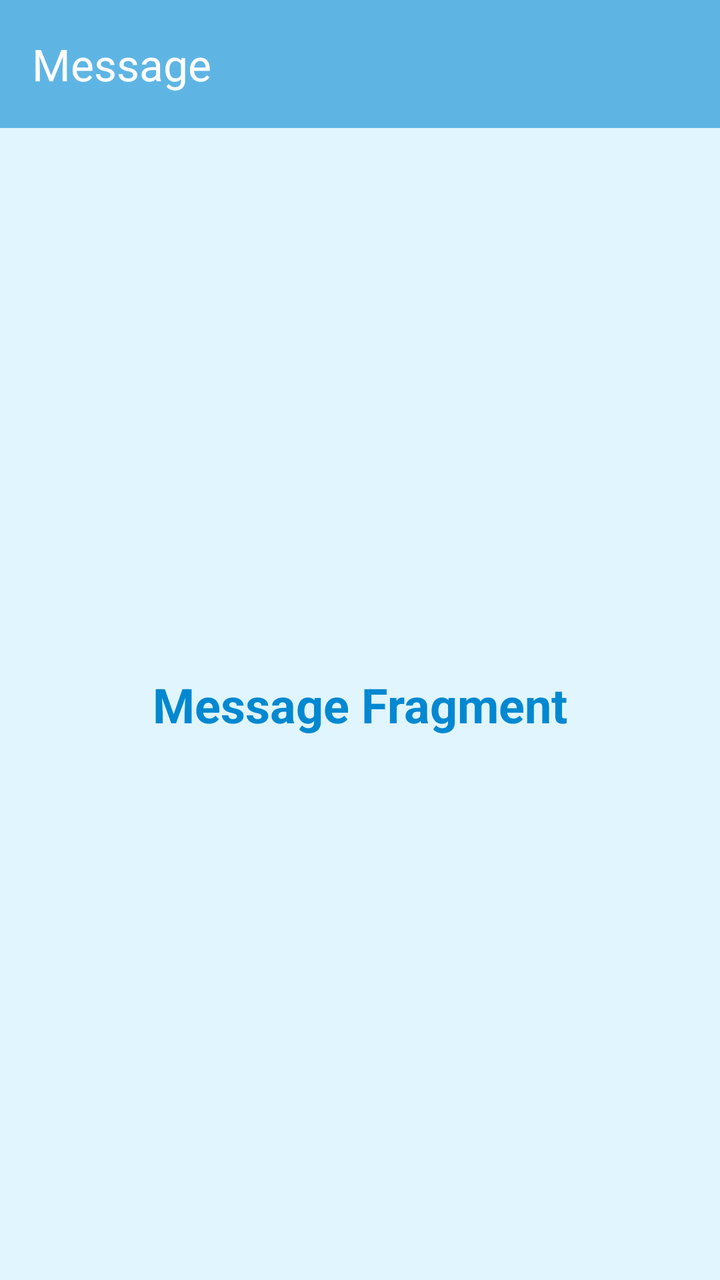
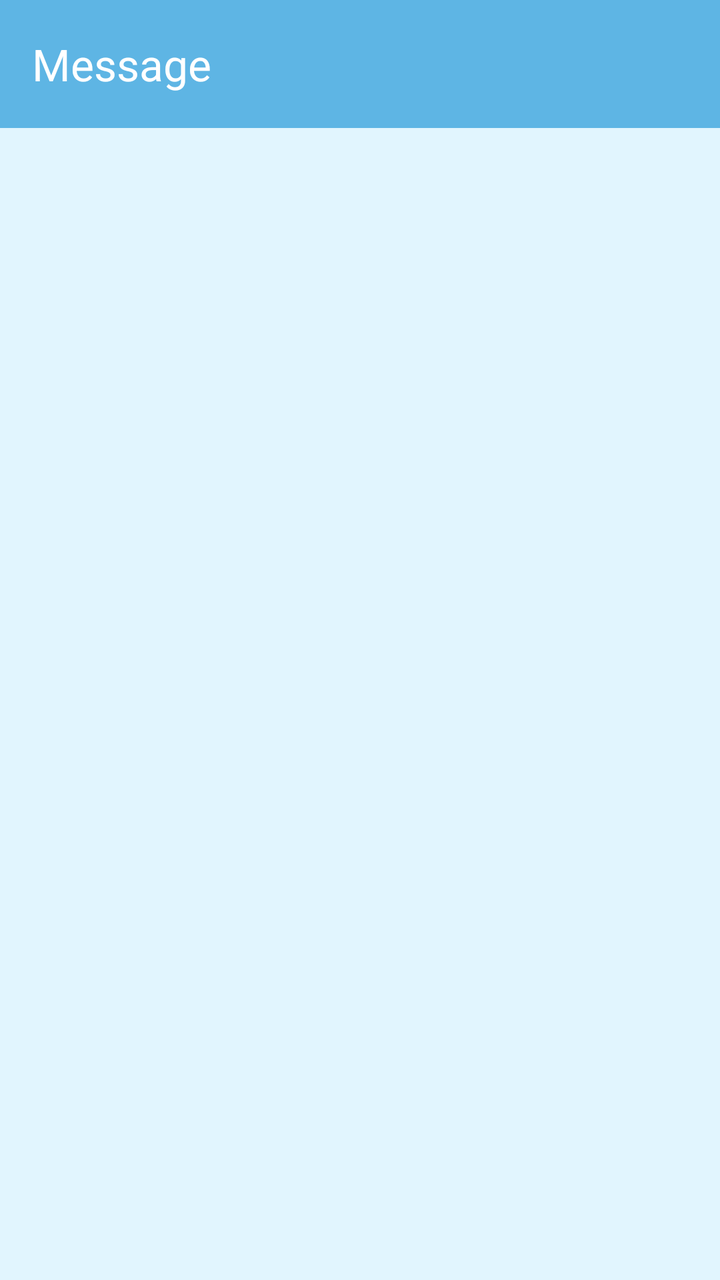

Compare the two renders of this Android layout. The source of the first and the diff that turns it into the second are given below.
<!-- AndroidManifest.xml: application theme Theme.Mars_FarhanAlKhairi -->
<!-- res/layout/fragment_message.xml -->
<?xml version="1.0" encoding="utf-8"?>
<androidx.constraintlayout.widget.ConstraintLayout xmlns:android="http://schemas.android.com/apk/res/android"
    xmlns:app="http://schemas.android.com/apk/res-auto"
    xmlns:tools="http://schemas.android.com/tools"
    android:layout_width="match_parent"
    android:layout_height="match_parent"
    android:background="#E1F5FE"
    tools:context=".Message.MessageFragment">

    <com.google.android.material.appbar.AppBarLayout
        android:id="@+id/appBarLayout"
        android:layout_width="0dp"
        android:layout_height="wrap_content"
        app:layout_constraintTop_toTopOf="parent"
        app:layout_constraintStart_toStartOf="parent"
        app:layout_constraintEnd_toEndOf="parent">

        <com.google.android.material.appbar.MaterialToolbar
            android:id="@+id/toolbar"
            android:layout_width="match_parent"
            android:layout_height="?attr/actionBarSize"
            android:background="#5eb5e4"
            app:title="Message"
            app:titleTextColor="@android:color/white" />

    </com.google.android.material.appbar.AppBarLayout>

    <TextView
        android:layout_width="wrap_content"
        android:layout_height="wrap_content"
        android:text="Message Fragment"
        android:textSize="24sp"
        android:textStyle="bold"
        android:textColor="#0288D1"
        app:layout_constraintTop_toBottomOf="@id/appBarLayout"
        app:layout_constraintBottom_toBottomOf="parent"
        app:layout_constraintStart_toStartOf="parent"
        app:layout_constraintEnd_toEndOf="parent" />

</androidx.constraintlayout.widget.ConstraintLayout>
<!-- resources referenced by this layout -->
<resources>
  <style name="Theme.Mars_FarhanAlKhairi" parent="Base.Theme.Mars_FarhanAlKhairi" />
  <style name="Base.Theme.Mars_FarhanAlKhairi" parent="Theme.Material3.DayNight.NoActionBar">
          
          
      </style>
</resources>

<!-- the commit's change to res/layout/fragment_message.xml (unified diff, before → after) -->
@@ -1,5 +1,5 @@
 <?xml version="1.0" encoding="utf-8"?>
-<androidx.constraintlayout.widget.ConstraintLayout xmlns:android="http://schemas.android.com/apk/res/android"
+<androidx.coordinatorlayout.widget.CoordinatorLayout xmlns:android="http://schemas.android.com/apk/res/android"
     xmlns:app="http://schemas.android.com/apk/res-auto"
     xmlns:tools="http://schemas.android.com/tools"
     android:layout_width="match_parent"
@@ -9,32 +9,25 @@
 
     <com.google.android.material.appbar.AppBarLayout
         android:id="@+id/appBarLayout"
-        android:layout_width="0dp"
+        android:layout_width="match_parent"
         android:layout_height="wrap_content"
-        app:layout_constraintTop_toTopOf="parent"
-        app:layout_constraintStart_toStartOf="parent"
-        app:layout_constraintEnd_toEndOf="parent">
+        android:theme="@style/ThemeOverlay.AppCompat.Dark.ActionBar">
 
-        <com.google.android.material.appbar.MaterialToolbar
+        <androidx.appcompat.widget.Toolbar
             android:id="@+id/toolbar"
             android:layout_width="match_parent"
             android:layout_height="?attr/actionBarSize"
             android:background="#5eb5e4"
+            app:layout_scrollFlags="scroll|enterAlways"
             app:title="Message"
             app:titleTextColor="@android:color/white" />
 
     </com.google.android.material.appbar.AppBarLayout>
 
-    <TextView
-        android:layout_width="wrap_content"
-        android:layout_height="wrap_content"
-        android:text="Message Fragment"
-        android:textSize="24sp"
-        android:textStyle="bold"
-        android:textColor="#0288D1"
-        app:layout_constraintTop_toBottomOf="@id/appBarLayout"
-        app:layout_constraintBottom_toBottomOf="parent"
-        app:layout_constraintStart_toStartOf="parent"
-        app:layout_constraintEnd_toEndOf="parent" />
+    <ListView
+        android:id="@+id/listMessageItems"
+        android:layout_width="match_parent"
+        android:layout_height="match_parent"
+        app:layout_behavior="@string/appbar_scrolling_view_behavior" />
 
-</androidx.constraintlayout.widget.ConstraintLayout>
+</androidx.coordinatorlayout.widget.CoordinatorLayout>
